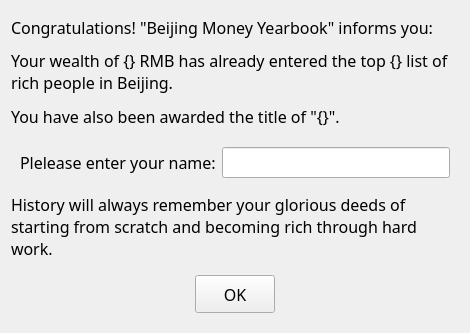
Old version of the form form/celebrate.ui in the repository soda92/beijing_fushengji_rewrite.
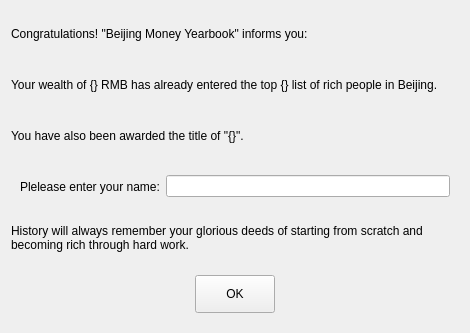
New version of the form.

What changed in the file:
```diff
--- a/form/celebrate.ui
+++ b/form/celebrate.ui
@@ -13,11 +13,6 @@
   <property name="windowTitle">
    <string>Form</string>
   </property>
-  <property name="styleSheet">
-   <string notr="true">QLabel, QPushButton, QLineEdit{
-                font: 12pt MiSans;
-}</string>
-  </property>
   <layout class="QVBoxLayout" name="verticalLayout">
    <item>
     <widget class="QLabel" name="label">
```
